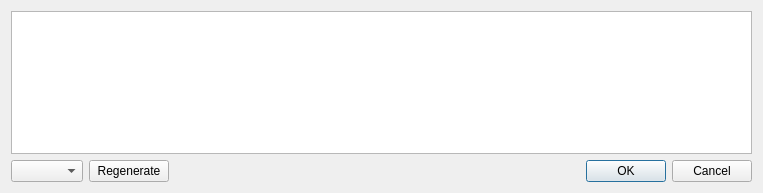
soramimi/Guitar, file src/GenerateCommitMessageDialog.ui: the form before one commit.
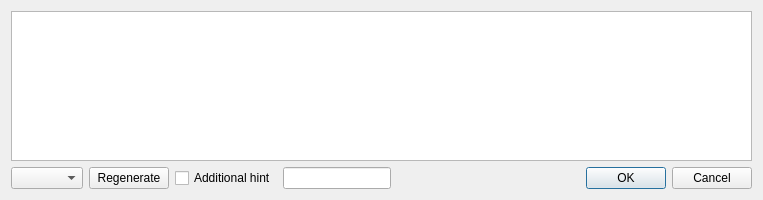
The form after the commit.

Commit message: Add optional hint support to commit message generation (currently disabled)

What changed in the file:
```diff
--- a/src/GenerateCommitMessageDialog.ui
+++ b/src/GenerateCommitMessageDialog.ui
@@ -7,7 +7,7 @@
     <x>0</x>
     <y>0</y>
     <width>763</width>
-    <height>193</height>
+    <height>200</height>
    </rect>
   </property>
   <property name="windowTitle">
@@ -25,7 +25,7 @@
     </widget>
    </item>
    <item>
-    <layout class="QHBoxLayout" name="horizontalLayout">
+    <layout class="QHBoxLayout" name="horizontalLayout_3">
      <item>
       <widget class="QFrame" name="frame">
        <property name="minimumSize">
@@ -63,6 +63,43 @@
           </property>
          </widget>
         </item>
+       </layout>
+      </widget>
+     </item>
+     <item>
+      <widget class="QFrame" name="frame_additional_hint">
+       <property name="frameShape">
+        <enum>QFrame::Shape::NoFrame</enum>
+       </property>
+       <property name="frameShadow">
+        <enum>QFrame::Shadow::Raised</enum>
+       </property>
+       <layout class="QHBoxLayout" name="horizontalLayout">
+        <property name="leftMargin">
+         <number>0</number>
+        </property>
+        <property name="topMargin">
+         <number>0</number>
+        </property>
+        <property name="rightMargin">
+         <number>0</number>
+        </property>
+        <property name="bottomMargin">
+         <number>0</number>
+        </property>
+        <item>
+         <widget class="QCheckBox" name="checkBox_hint">
+          <property name="text">
+           <string>Additional hint</string>
+          </property>
+         </widget>
+        </item>
+        <item>
+         <widget class="QLineEdit" name="lineEdit_hint"/>
+        </item>
+       </layout>
+      </widget>
+     </item>
         <item>
          <spacer name="horizontalSpacer">
           <property name="orientation">
@@ -75,9 +112,6 @@
            </size>
           </property>
          </spacer>
-        </item>
-       </layout>
-      </widget>
      </item>
      <item>
       <widget class="QPushButton" name="pushButton">
```
Lines whose indentation alone changed are shown as unchanged. The commit also changes 6 other files.
